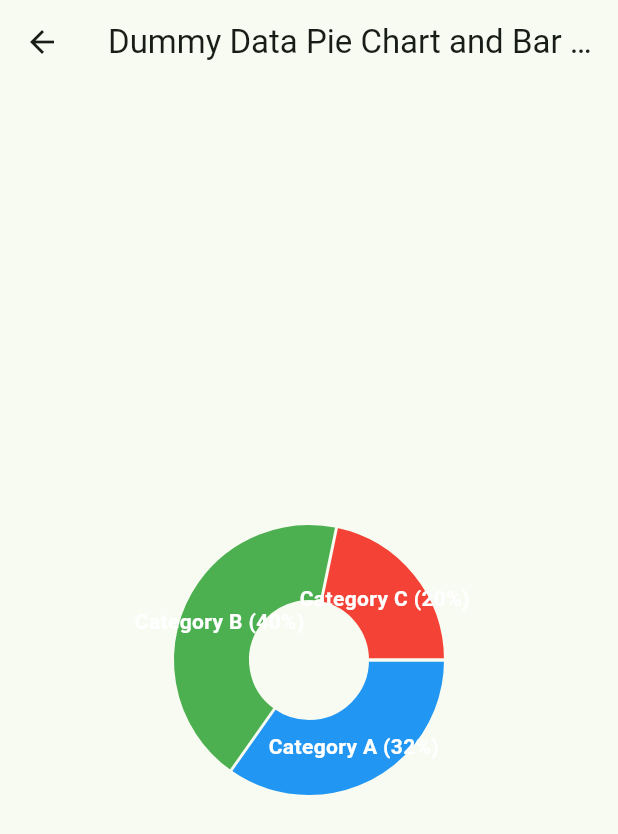
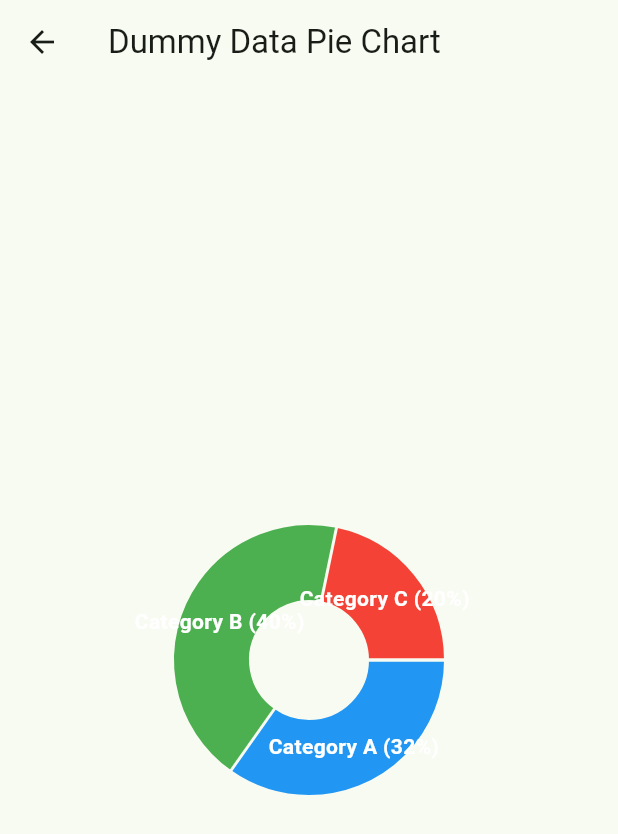
Before and after one commit to shahalamahmed/flutter1, a Flutter app: the screen it shows after launch, in the side drawer, after a tap on "View Charts", on a phone screen of 412 x 824 dp. Shown: the top 834 px of the screen. Run offline on Flutter 3.47's test engine with Material 3 defaults, Android fonts, the phone set to English and light mode, and no system bars; drawn by our look-alikes of fl_chart; network calls fail.

Commit message:
update all

```diff
--- a/lib/pages/bar_charts_screen.dart
+++ b/lib/pages/bar_charts_screen.dart
@@ -9,6 +9,7 @@ class BarChartsScreen extends StatelessWidget{
 
 
 
+  @override
   Widget build(BuildContext context) => Card(
    elevation: 4,
     shape: RoundedRectangleBorder(
--- a/lib/pages/charts_screen.dart
+++ b/lib/pages/charts_screen.dart
@@ -9,7 +9,7 @@ class ChartsScreen extends StatelessWidget {
   @override
   Widget build(BuildContext context) {
     return Scaffold(
-      appBar: AppBar(title: const Text('Dummy Data Pie Chart and Bar Chart')),
+      appBar: AppBar(title: const Text('Dummy Data Pie Chart')),
       body: Center(
         child: SizedBox(
           width: 200,
--- a/lib/widget/bar_chart_widget.dart
+++ b/lib/widget/bar_chart_widget.dart
@@ -16,7 +16,7 @@ class BarChartWidget extends StatelessWidget {
   Widget build(BuildContext context ) => BarChart(
       BarChartData(
         alignment: BarChartAlignment.center,
-        maxY: 20,
+        maxY: 26,
          minY: -20,
         groupsSpace: 12,
         barTouchData: BarTouchData(enabled: true),
```
Also changed, not shown: lib/pages/subpage_one.dart (+2 -6 lines), lib/widget/bar-titles.dart (added).
